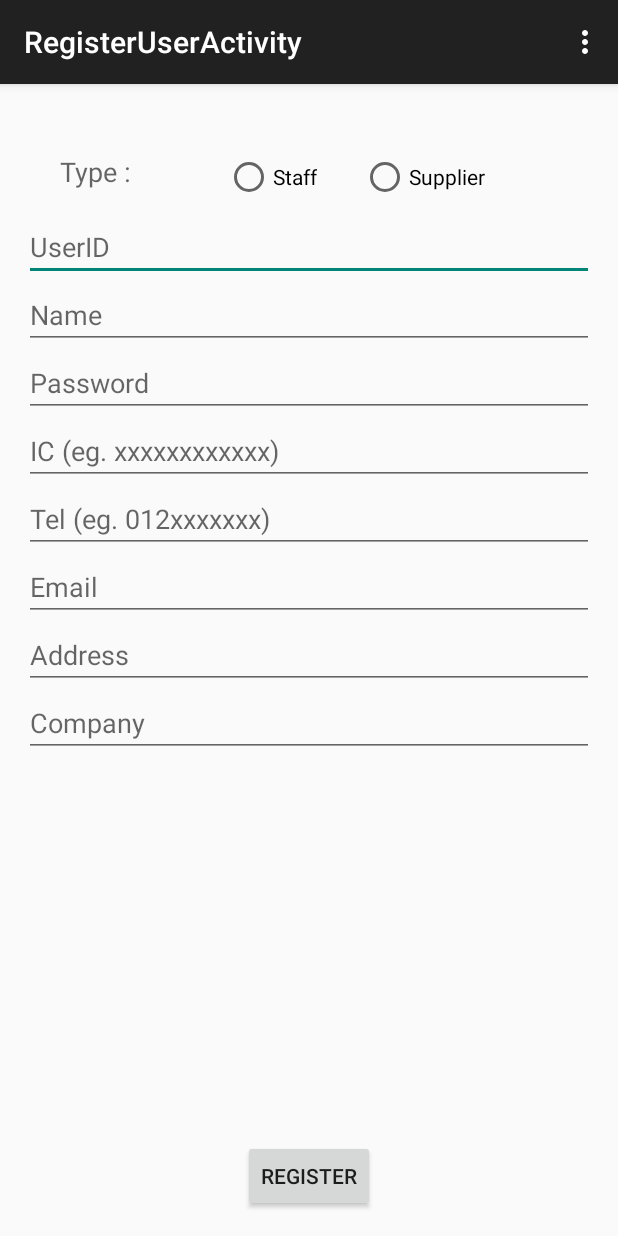
After one commit to MH0411/OSC, an Android app: the RegisterUserActivity screen opened directly, with no data from a screen before it, on a phone screen of 412 x 824 dp. The commit adds this screen. Run offline under Robolectric (Android 15) with nearby library versions, the phone set to English and light mode, and no system bars.

Commit message:
register fragment

```diff
--- a/app/src/main/AndroidManifest.xml
+++ b/app/src/main/AndroidManifest.xml
@@ -32,6 +32,10 @@
             android:name=".AdminMenuActivity"
             android:label="@string/title_activity_menu" >
         </activity>
+        <activity
+            android:name=".RegisterUserActivity"
+            android:label="@string/title_activity_register_user" >
+        </activity>
     </application>
 
 </manifest>
--- /dev/null
+++ b/app/src/main/java/com/example/lenovo/osc/RegisterUserActivity.java
@@ -0,0 +1,38 @@
+package com.example.lenovo.osc;
+
+import android.support.v7.app.ActionBarActivity;
+import android.os.Bundle;
+import android.view.Menu;
+import android.view.MenuItem;
+
+
+public class RegisterUserActivity extends ActionBarActivity {
+
+    @Override
+    protected void onCreate(Bundle savedInstanceState) {
+        super.onCreate(savedInstanceState);
+        setContentView(R.layout.activity_register_user);
+    }
+
+    @Override
+    public boolean onCreateOptionsMenu(Menu menu) {
+        // Inflate the menu; this adds items to the action bar if it is present.
+        getMenuInflater().inflate(R.menu.menu_register_user, menu);
+        return true;
+    }
+
+    @Override
+    public boolean onOptionsItemSelected(MenuItem item) {
+        // Handle action bar item clicks here. The action bar will
+        // automatically handle clicks on the Home/Up button, so long
+        // as you specify a parent activity in AndroidManifest.xml.
+        int id = item.getItemId();
+
+        //noinspection SimplifiableIfStatement
+        if (id == R.id.action_settings) {
+            return true;
+        }
+
+        return super.onOptionsItemSelected(item);
+    }
+}
--- /dev/null
+++ b/app/src/main/res/layout/activity_register_user.xml
@@ -0,0 +1,150 @@
+<RelativeLayout xmlns:android="http://schemas.android.com/apk/res/android"
+    xmlns:tools="http://schemas.android.com/tools" android:layout_width="match_parent"
+    android:layout_height="match_parent" android:paddingLeft="@dimen/activity_horizontal_margin"
+    android:paddingRight="@dimen/activity_horizontal_margin"
+    android:paddingTop="@dimen/activity_vertical_margin"
+    android:paddingBottom="@dimen/activity_vertical_margin"
+    tools:context="com.example.lenovo.osc.RegisterUserActivity">
+
+
+    <RadioGroup
+        android:layout_width="wrap_content"
+        android:layout_height="wrap_content"
+        android:layout_alignParentTop="true"
+        android:layout_centerHorizontal="true"
+        android:layout_marginTop="30dp"
+        android:orientation="horizontal"
+        android:id="@+id/radioGroup"
+        android:weightSum="1">
+
+        <RadioButton
+            android:layout_width="wrap_content"
+            android:layout_height="wrap_content"
+            android:text="Staff"
+            android:id="@+id/rbStaff"
+            android:layout_alignTop="@+id/radioGroup"
+            android:layout_marginStart="62dp"
+            android:layout_weight="0.82" />
+
+        <RadioButton
+            android:layout_width="wrap_content"
+            android:layout_height="wrap_content"
+            android:text="Supplier"
+            android:id="@+id/rbSupplier"
+            android:layout_gravity="center_horizontal"
+            android:layout_alignTop="@+id/radioGroup"
+            android:layout_toEndOf="@+id/radioGroup"
+            android:layout_marginStart="29dp" />
+    </RadioGroup>
+
+    <EditText
+        android:layout_width="wrap_content"
+        android:layout_height="wrap_content"
+        android:inputType="textPersonName"
+        android:ems="10"
+        android:id="@+id/tfAdminUserID"
+        android:layout_alignParentStart="true"
+        android:layout_marginTop="70dp"
+        android:layout_alignParentEnd="true"
+        android:textIsSelectable="false"
+        android:hint="UserID"
+        android:singleLine="true" />
+
+    <EditText
+        android:layout_width="wrap_content"
+        android:layout_height="wrap_content"
+        android:inputType="textPersonName"
+        android:ems="10"
+        android:id="@+id/tfAdminName"
+        android:layout_below="@+id/tfAdminUserID"
+        android:layout_alignParentStart="true"
+        android:layout_alignEnd="@+id/tfAdminUserID"
+        android:hint="Name"
+        android:singleLine="true" />
+
+    <EditText
+        android:layout_width="wrap_content"
+        android:layout_height="wrap_content"
+        android:inputType="textPassword"
+        android:ems="10"
+        android:id="@+id/tfAdminPassword"
+        android:layout_below="@+id/tfAdminName"
+        android:layout_alignParentStart="true"
+        android:layout_alignEnd="@+id/tfAdminName"
+        android:hint="Password"
+        android:singleLine="true" />
+
+    <EditText
+        android:layout_width="wrap_content"
+        android:layout_height="wrap_content"
+        android:inputType="number"
+        android:ems="10"
+        android:id="@+id/tfAdminIC"
+        android:layout_below="@+id/tfAdminPassword"
+        android:layout_alignParentStart="true"
+        android:layout_alignEnd="@+id/tfAdminPassword"
+        android:hint="IC (eg. xxxxxxxxxxxx)"
+        android:singleLine="true" />
+
+    <EditText
+        android:layout_width="wrap_content"
+        android:layout_height="wrap_content"
+        android:inputType="phone"
+        android:ems="10"
+        android:id="@+id/tfAdminTel"
+        android:layout_below="@+id/tfAdminIC"
+        android:layout_alignParentStart="true"
+        android:layout_alignEnd="@+id/tfAdminIC"
+        android:hint="Tel (eg. 012xxxxxxx)"
+        android:singleLine="true" />
+
+    <EditText
+        android:layout_width="wrap_content"
+        android:layout_height="wrap_content"
+        android:inputType="textEmailAddress"
+        android:ems="10"
+        android:id="@+id/tfAdminEmail"
+        android:layout_below="@+id/tfAdminTel"
+        android:layout_alignParentStart="true"
+        android:layout_alignEnd="@+id/tfAdminTel"
+        android:hint="Email"
+        android:singleLine="true" />
+
+    <EditText
+        android:layout_width="wrap_content"
+        android:layout_height="wrap_content"
+        android:id="@+id/tfAdminAddress"
+        android:layout_below="@+id/tfAdminEmail"
+        android:layout_alignParentStart="true"
+        android:layout_alignEnd="@+id/tfAdminEmail"
+        android:hint="Address"
+        android:singleLine="true" />
+
+    <EditText
+        android:layout_width="wrap_content"
+        android:layout_height="wrap_content"
+        android:id="@+id/tfAdminCompany"
+        android:layout_below="@+id/tfAdminAddress"
+        android:layout_alignParentStart="true"
+        android:layout_alignEnd="@+id/tfAdminAddress"
+        android:hint="Company"
+        android:singleLine="true" />
+
+    <Button
+        android:layout_width="wrap_content"
+        android:layout_height="wrap_content"
+        android:text="Register"
+        android:id="@+id/bRegisterUser"
+        android:layout_alignParentBottom="true"
+        android:layout_centerHorizontal="true" />
+
+    <TextView
+        android:layout_width="wrap_content"
+        android:layout_height="wrap_content"
+        android:textAppearance="?android:attr/textAppearanceMedium"
+        android:text="Type :"
+        android:id="@+id/tvType"
+        android:layout_alignTop="@+id/radioGroup"
+        android:layout_toStartOf="@+id/radioGroup" />
+
+</RelativeLayout>
--- /dev/null
+++ b/app/src/main/res/menu/menu_register_user.xml
@@ -0,0 +1,7 @@
+<menu xmlns:android="http://schemas.android.com/apk/res/android"
+    xmlns:app="http://schemas.android.com/apk/res-auto"
+    xmlns:tools="http://schemas.android.com/tools"
+    tools:context="com.example.lenovo.osc.RegisterUserActivity">
+    <item android:id="@+id/action_settings" android:title="@string/action_settings"
+        android:orderInCategory="100" app:showAsAction="never" />
+</menu>
--- a/app/src/main/res/values/strings.xml
+++ b/app/src/main/res/values/strings.xml
@@ -16,6 +16,9 @@
 
     <string name="navigation_drawer_open">Open navigation drawer</string>
     <string name="navigation_drawer_close">Close navigation drawer</string>
+    <string name="title_activity_register_user">RegisterUserActivity</string>
+
+    <string name="hello_world">Hello world!</string>
 
     <!--<string name="action_example">Example action</string>-->
 </resources>
```
